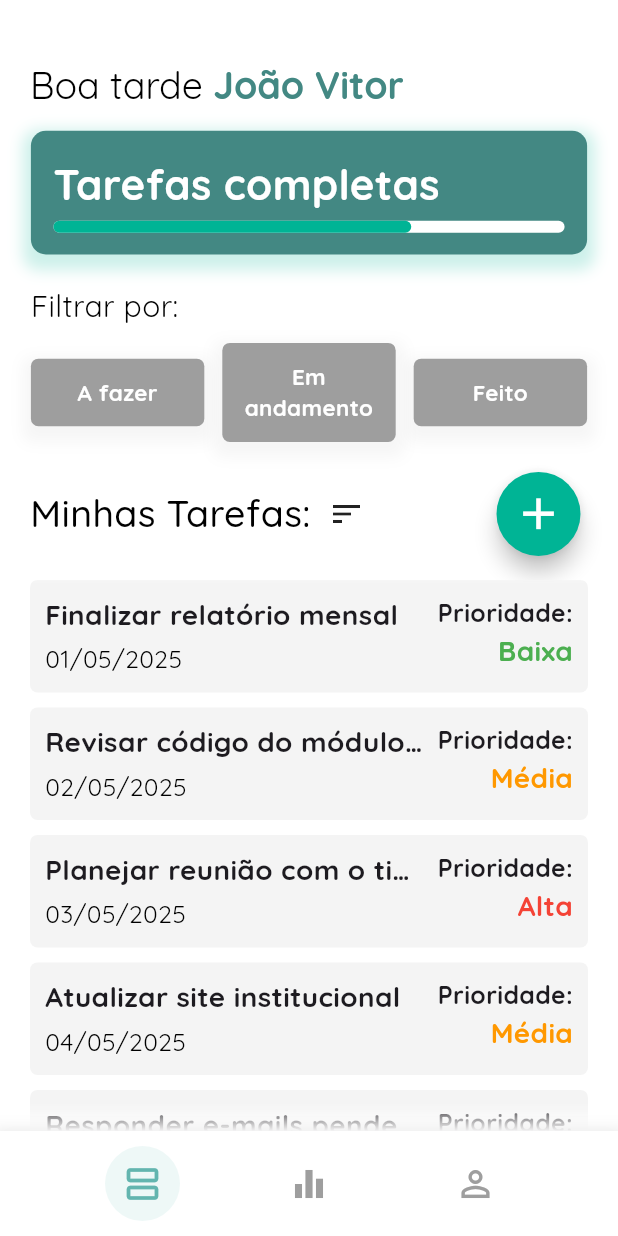
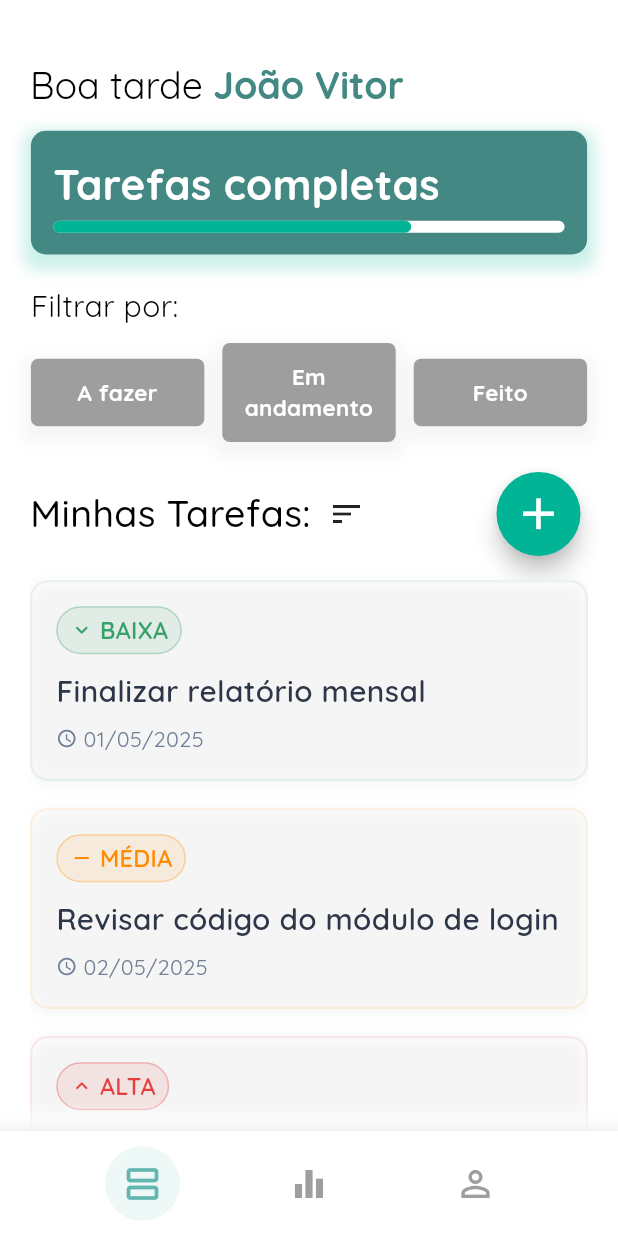
Before and after one commit to FirmianoGit/To-do-tasks-mobile-flutter, a Flutter app: the TasksScreen screen opened by its route, on a phone screen of 412 x 824 dp. Run offline on Flutter 3.47's test engine with Material 3 defaults, Android fonts, the phone set to English and light mode, and no system bars; our stand-ins replace dio, freezed_annotation, go_router, loading_animation_widget, quickalert, shared_preferences; accounts and stored records are empty.

Commit message:
feat: atualização de configurações e melhorias na interface do usuário
- Adicionado tipo de teclado para o campo de e-mail na tela de login, melhorando a experiência do usuário.
- Layout do Widget de Card de tarefa modificado para melhor UX.

```diff
--- a/financy/lib/data/services/api/api_client.dart
+++ b/financy/lib/data/services/api/api_client.dart
@@ -14,7 +14,7 @@ class ApiClient {
   /// Construtor privado
   ApiClient._internal() {
     _dio = Dio(BaseOptions(
-      baseUrl: 'http://192.168.100.50:3000',//'http://192.168.100.50:3000', // Mantenha a porta se necessário
+      baseUrl: 'http://192.168.100.50:3000', //'http://10.0.1.64:3000',// // Mantenha a porta se necessário
       connectTimeout: const Duration(seconds: 10),
       receiveTimeout: const Duration(seconds: 10),
     ));
--- a/financy/lib/ui/LoginView/widget/login_screen.dart
+++ b/financy/lib/ui/LoginView/widget/login_screen.dart
@@ -96,6 +96,7 @@ class _LoginPageContentState extends State<_LoginPageContent> {
                               TextFormField(
                                 controller: _emailController,
                                 decoration: textFormFildDecoration('E-mail'),
+                                keyboardType: TextInputType.emailAddress,
                                 validator: Validations.validateEmail,
                                 style: AppTextStyles.thinText
                                     .copyWith(color: Colors.black),
--- /dev/null
+++ b/financy/lib/ui/TasksView/widget/task_list/task_card.dart
@@ -0,0 +1,224 @@
+import 'package:flutter/material.dart';
+import 'package:financy_app/domain/models/tasks/tasks.dart';
+import 'package:financy_app/ui/core/theme/app_text_styles.dart';
+
+/// Widget que representa um card de tarefa individual na lista.
+/// Exibe informações como prioridade, título, data de criação e status de conclusão.
+///
+/// Manutenção:
+/// - Para alterar o layout do card, edite o método build.
+/// - Para mudar a lógica de exibição de prioridade, altere os getters: prioridadeTexto, corPrioridade, iconePrioridade.
+/// - Para modificar o formato da data, altere o método _formatarData.
+/// - Para limitar o tamanho do título, ajuste o método _tituloLimitado.
+class TaskCard extends StatelessWidget {
+  final Task task;
+  final VoidCallback? onTap;
+  final bool? isCompleted; // Opcional: indica se a tarefa está concluída
+
+  const TaskCard({
+    super.key,
+    required this.task,
+    this.onTap,
+    this.isCompleted,
+  });
+
+  /// Retorna o texto correspondente à prioridade da tarefa.
+  String get prioridadeTexto {
+    switch (task.prioridade) {
+      case 1:
+        return 'ALTA';
+      case 2:
+        return 'MÉDIA';
+      case 3:
+        return 'BAIXA';
+      default:
+        return 'DESCONHECIDA';
+    }
+  }
+
+  /// Retorna a cor associada à prioridade da tarefa.
+  Color get corPrioridade {
+    switch (task.prioridade) {
+      case 1:
+        return const Color(0xFFE53E3E); // Vermelho para alta prioridade
+      case 2:
+        return const Color(0xFFFF8C00); // Laranja para média prioridade
+      case 3:
+        return const Color(0xFF38A169); // Verde para baixa prioridade
+      default:
+        return const Color(0xFF718096); // Cinza para desconhecida
+    }
+  }
+
+  /// Retorna o ícone visual que representa a prioridade.
+  IconData get iconePrioridade {
+    switch (task.prioridade) {
+      case 1:
+        return Icons.keyboard_arrow_up; // Seta para cima (alta)
+      case 2:
+        return Icons.remove; // Traço (média)
+      case 3:
+        return Icons.keyboard_arrow_down; // Seta para baixo (baixa)
+      default:
+        return Icons.help_outline; // Interrogação (desconhecida)
+    }
+  }
+
+  @override
+  Widget build(BuildContext context) {
+    final screenWidth = MediaQuery.of(context).size.width;
+
+    // Tamanhos de fonte ajustados conforme o tamanho da tela
+    final tituloFontSize = screenWidth * 0.048; // Título maior
+    final dataFontSize = screenWidth * 0.035; // Data menor
+    final prioridadeFontSize = screenWidth * 0.038; // Prioridade intermediária
+
+    return Container(
+      margin: const EdgeInsets.only(bottom: 8), // Espaçamento entre cards
+      child: Material(
+        color: Colors.white, // Cor de fundo do card
+        borderRadius: BorderRadius.circular(12),
+        child: InkWell(
+          onTap: onTap, // Callback ao clicar no card
+          borderRadius: BorderRadius.circular(12),
+          splashColor: corPrioridade.withValues(alpha: 0.1), // Cor do splash ao clicar
+          highlightColor: corPrioridade.withValues(alpha: 0.5), // Cor do highlight ao pressionar
+          child: Container(
+            width: double.infinity,
+            // Decoração do card: borda, sombra, etc.
+            decoration: BoxDecoration(
+              borderRadius: BorderRadius.circular(12),
+              border: Border.all(
+                color: corPrioridade.withValues(alpha: 0.1),
+                width: 1.5,
+              ),
+              boxShadow: [
+                BoxShadow(
+                  color: Colors.black.withValues(alpha:0.04),
+                  blurRadius: 8,
+                  offset: const Offset(0, 2),
+                ),
+              ],
+            ),
+            padding: const EdgeInsets.all(16),
+            child: Column(
+              crossAxisAlignment: CrossAxisAlignment.start,
+              children: [
+                // Linha superior: badge de prioridade e status de conclusão
+                Row(
+                  children: [
+                    // Badge de prioridade
+                    Container(
+                      padding: const EdgeInsets.symmetric(
+                        horizontal: 8,
+                        vertical: 4,
+                      ),
+                      decoration: BoxDecoration(
+                        color: corPrioridade.withOpacity(0.1),
+                        borderRadius: BorderRadius.circular(16),
+                        border: Border.all(
+                          color: corPrioridade.withOpacity(0.3),
+                          width: 1,
+                        ),
+                      ),
+                      child: Row(
+                        mainAxisSize: MainAxisSize.min,
+                        children: [
+                          Icon(
+                            iconePrioridade,
+                            size: 16,
+                            color: corPrioridade,
+                          ),
+                          const SizedBox(width: 4),
+                          Text(
+                            prioridadeTexto,
+                            style: AppTextStyles.midText.copyWith(
+                              fontSize: prioridadeFontSize,
+                              color: corPrioridade,
+                              fontWeight: FontWeight.w600,
+                            ),
+                          ),
+                        ],
+                      ),
+                    ),
+                    const Spacer(),
+                    // Ícone de status de conclusão (se fornecido)
+                    if (isCompleted != null)
+                      Icon(
+                        isCompleted!
+                          ? Icons.check_circle
+                          : Icons.radio_button_unchecked,
+                        color: isCompleted!
+                          ? const Color(0xFF38A169)
+                          : const Color(0xFF718096),
+                        size: 20,
+                      ),
+                  ],
+                ),
+
+                const SizedBox(height: 12),
+
+                // Título da tarefa (limitado em tamanho e linhas)
+                Text(
+                  _tituloLimitado(task.titulo),
+                  style: AppTextStyles.midText.copyWith(
+                    fontSize: tituloFontSize,
+                    fontWeight: FontWeight.w600,
+                    color: const Color(0xFF2D3748),
+                    height: 1.3,
+                  ),
+                  maxLines: 2,
+                  overflow: TextOverflow.ellipsis,
+                ),
+
+                const SizedBox(height: 8),
+
+                // Linha inferior: data de criação da tarefa
+                Row(
+                  children: [
+                    Icon(
+                      Icons.schedule,
+                      size: 14,
+                      color: const Color(0xFF718096),
+                    ),
+                    const SizedBox(width: 4),
+                    Text(
+                      _formatarData(task.criadoEm),
+                      style: AppTextStyles.thinText.copyWith(
+                        fontSize: dataFontSize,
+                        color: const Color(0xFF718096),
+                      ),
+                    ),
+                  ],
+                ),
+              ],
+            ),
+          ),
+        ),
+      ),
+    );
+  }
+
+  /// Formata a data de criação da tarefa para exibição amigável.
+  /// Exemplo: "Hoje", "Ontem", "3 dias atrás" ou "dd/MM/yyyy"
+  String _formatarData(DateTime data) {
+    final agora = DateTime.now();
+    final diferenca = agora.difference(data);
+
+    if (diferenca.inDays == 0) {
+      return 'Hoje';
+    } else if (diferenca.inDays == 1) {
+      return 'Ontem';
+    } else if (diferenca.inDays < 7) {
+      return '${diferenca.inDays} dias atrás';
+    } else {
+      return '${data.day.toString().padLeft(2, '0')}/${data.month.toString().padLeft(2, '0')}/${data.year}';
+    }
+  }
+
+  /// Limita o tamanho do título da tarefa para evitar overflow visual.
+  /// Se o título for maior que [limite], adiciona reticências.
+  String _tituloLimitado(String titulo, {int limite = 60}) {
+    return titulo.length > limite ? '${titulo.substring(0, limite)}...' : titulo;
+  }
+}
--- a/financy/lib/ui/TasksView/widget/task_list/task_list.dart
+++ b/financy/lib/ui/TasksView/widget/task_list/task_list.dart
@@ -1,7 +1,7 @@
+import 'package:financy_app/domain/models/tasks/tasks.dart';
 import 'package:financy_app/mock/mock.dart';
-import 'package:financy_app/ui/TasksView/widget/task_list/tasks_card.dart';
+import 'package:financy_app/ui/TasksView/widget/task_list/task_card.dart';
 import 'package:flutter/material.dart';
-import 'package:financy_app/domain/models/tasks/tasks.dart';
 
 class TaskListView extends StatelessWidget {
   const TaskListView({super.key});
--- a/financy/lib/ui/TasksView/widget/task_list/tasks_card.dart
+++ /dev/null
@@ -1,121 +0,0 @@
-import 'package:flutter/material.dart';
-import 'package:financy_app/domain/models/tasks/tasks.dart';
-import 'package:financy_app/ui/core/theme/app_text_styles.dart';
-
-class TaskCard extends StatelessWidget {
-  final Task task;
-  final VoidCallback? onTap;
-
-  const TaskCard({
-    super.key,
-    required this.task,
-    this.onTap,
-  });
-
-  String get prioridadeTexto {
-    switch (task.prioridade) {
-      case 1:
-        return 'Alta';
-      case 2:
-        return 'Média';
-      case 3:
-        return 'Baixa';
-      default:
-        return 'Desconhecida';
-    }
-  }
-
-  Color get corPrioridade {
-    switch (task.prioridade) {
-      case 1:
-        return Colors.red;
-      case 2:
-        return Colors.orange;
-      case 3:
-        return Colors.green;
-      default:
-        return Colors.grey;
-    }
-  }
-
-  @override
-  Widget build(BuildContext context) {
-    final screenWidth = MediaQuery.of(context).size.width;
-
-    // Fontes ajustadas proporcionalmente à largura da tela
-    final tituloFontSize = screenWidth * 0.045; // ~18 em 400px
-    final dataFontSize = screenWidth * 0.04;
-    final prioridadeLabelFontSize = screenWidth * 0.04;
-    final prioridadeValorFontSize = screenWidth * 0.045;
-
-    return GestureDetector(
-      onTap: onTap,
-      child: Container(
-        width: double.infinity,
-        decoration: BoxDecoration(
-          color: const Color(0xFFF4F4F4),
-          borderRadius: BorderRadius.circular(5),
-        ),
-        padding: const EdgeInsets.all(10),
-        child: Row(
-          crossAxisAlignment: CrossAxisAlignment.start,
-          children: [
-            /// Coluna da esquerda: título e data
-            Expanded(
-              child: Column(
-                crossAxisAlignment: CrossAxisAlignment.start,
-                children: [
-                  Text(
-                    _tituloLimitado(task.titulo),
-                    style: AppTextStyles.midText.copyWith(
-                      fontSize: tituloFontSize,
-                    ),
-                    overflow: TextOverflow.ellipsis,
-                  ),
-                  const SizedBox(height: 4),
-                  Text(
-                    _formatarData(task.criadoEm),
-                    style: AppTextStyles.thinText.copyWith(
-                      color: Colors.black,
-                      fontSize: dataFontSize,
-                    ),
-                  ),
-                ],
-              ),
-            ),
-
-            const SizedBox(width: 10),
-
-            /// Coluna da direita: prioridade
-            Column(
-              crossAxisAlignment: CrossAxisAlignment.end,
-              children: [
-                Text(
-                  'Prioridade:',
-                  style: AppTextStyles.midText.copyWith(
-                    fontSize: prioridadeLabelFontSize,
-                  ),
-                ),
-                Text(
-                  prioridadeTexto,
-                  style: AppTextStyles.bigText.copyWith(
-                    fontSize: prioridadeValorFontSize,
-                    color: corPrioridade,
-                  ),
-                ),
-              ],
-            ),
-          ],
-        ),
-      ),
-    );
-  }
-
-  String _formatarData(DateTime data) {
-    return '${data.day.toString().padLeft(2, '0')}/${data.month.toString().padLeft(2, '0')}/${data.year}';
-  }
-
-  String _tituloLimitado(String titulo, {int limite = 35}) {
-    return titulo.length > limite ? '${titulo.substring(0, limite)}...' : titulo;
-  }
-}
--- a/financy/lib/ui/core/theme/app_colors.dart
+++ b/financy/lib/ui/core/theme/app_colors.dart
@@ -8,12 +8,10 @@ class AppColors {
   static const Color greenLightTwo = Color(0xFF438883);
   static const Color greenWhite = Color(0xFFEEF8F7);
   static const Color white = Color(0xFFFFFFFF);
+  static const Color red = Color(0xFFFF5F57);
+  static const Color yellow = Color(0xFFFEBC2F);
   static const List<Color> greenwGradient = [
     Color(0xFF63B5AF),
     Color(0xFF438883)
   ];
-  static const List<Color> purpleGradient = [
-    Color(0xFFF4B9FA),
-    Color(0xFFB286FA)
-  ];
 }
```
Also changed, not shown: financy/lib/ui/TasksView/widget/task_list/task_card_variations.dart (added, +313 -0 lines).
